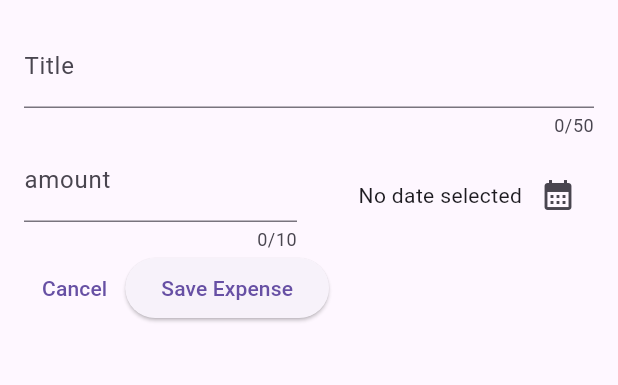
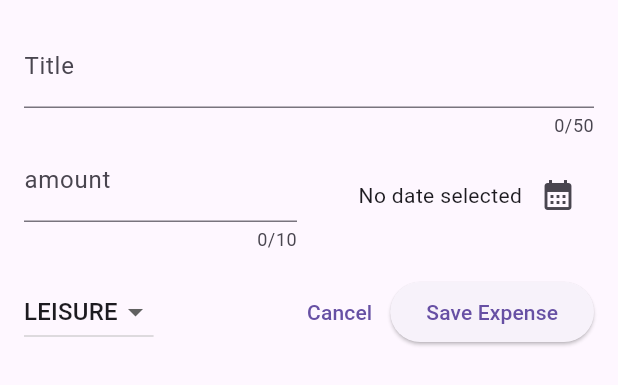
Before and after one commit to Johnatanvq/expense_tracker_app, a Flutter app: the NewExpense widget shown alone on an empty page, opened directly, on a phone screen of 412 x 824 dp. Shown: the top 385 px of the screen. Run offline on Flutter 3.47's test engine with Material 3 defaults, Android fonts, the phone set to English and light mode, and no system bars.

Commit message:
dropdown button added with onchanged function

```diff
--- a/lib/widgets/expenses.dart
+++ b/lib/widgets/expenses.dart
@@ -2,9 +2,6 @@
 import 'package:flutter/material.dart';
 import 'package:expense_tracker/models/expense.dart';
 import 'package:expense_tracker/widgets/expenses_list/expenses_list.dart';
-import 'package:intl/intl.dart';
-
-final formatter = DateFormat.yMd();
 
 class Expenses extends StatefulWidget {
   const Expenses({super.key});
--- a/lib/widgets/expenses_list/new_expense.dart
+++ b/lib/widgets/expenses_list/new_expense.dart
@@ -1,5 +1,6 @@
 import 'package:flutter/material.dart';
 import 'package:expense_tracker/widgets/expenses.dart';
+import 'package:expense_tracker/models/expense.dart';
 
 class NewExpense extends StatefulWidget {
   const NewExpense({super.key});
@@ -15,6 +16,7 @@
   final _titleController = TextEditingController();
   final _amountController = TextEditingController();
   DateTime? _selectedDate;
+  Category _selectedCategory = Category.leisure;
 
   void _presentDatePicker () async {
     final now = DateTime.now();
@@ -95,8 +97,29 @@
               )
             ],
           ),
+          const SizedBox(height: 16,),
           Row(
             children: [
+              DropdownButton(
+                value: _selectedCategory,
+                items: Category.values.map(
+                  (category) => DropdownMenuItem(
+                    value: category,
+                    child: Text(
+                      category.name.toUpperCase(),
+                    ),
+                  ),
+                ).toList(),
+                onChanged: (value) {
+                  if (value == null){
+                    return;
+                  }
+                  setState(() {
+                    _selectedCategory = value;
+                  });
+                }
+              ),
+              const Spacer(),
               TextButton(
                 onPressed: () {
                   Navigator.pop(context);
```
